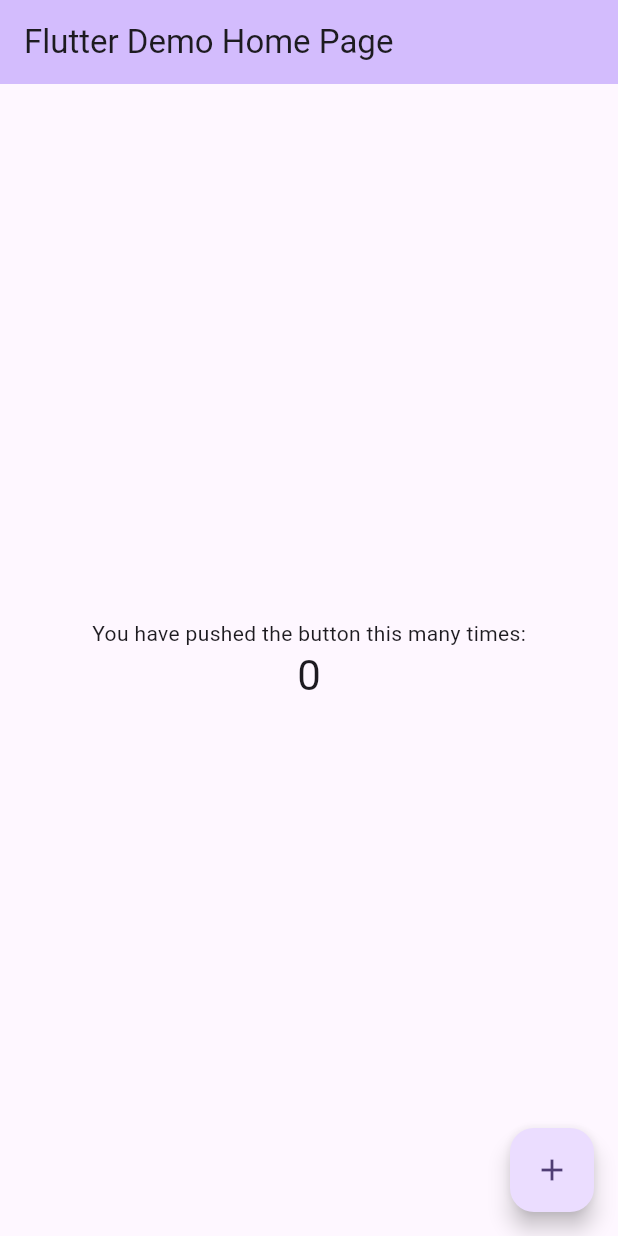
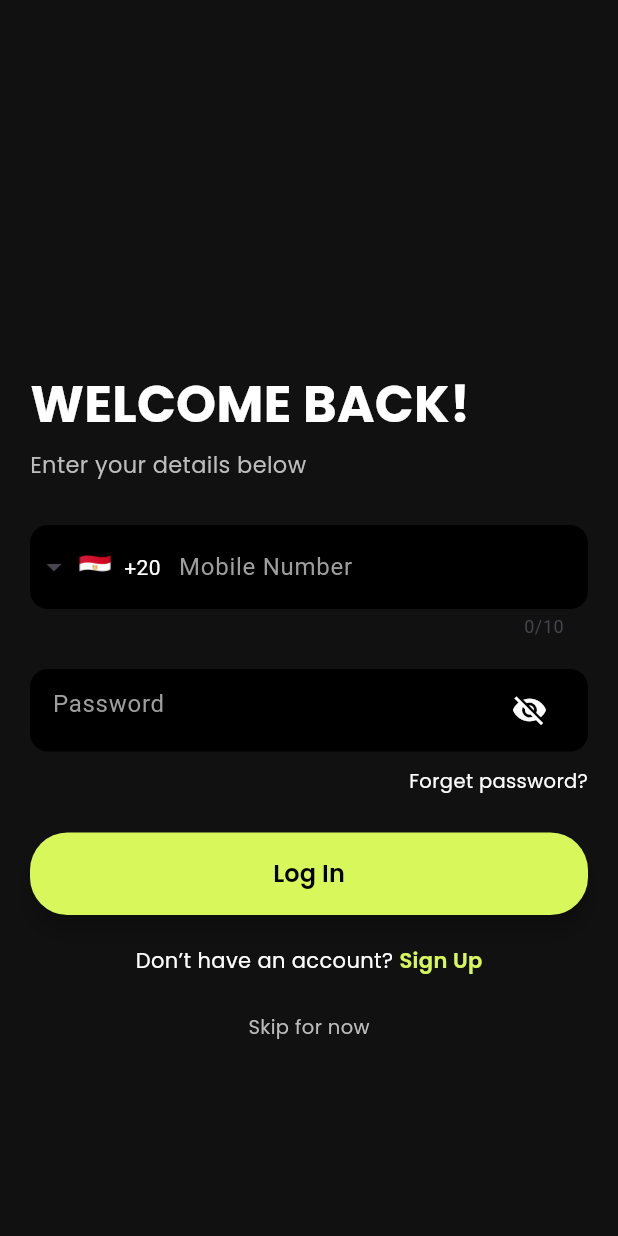
Before and after one commit to BENSAMEH/graduation_project, a Flutter app: the screen it shows after launch, on a phone screen of 412 x 824 dp. Run offline on Flutter 3.47's test engine with Material 3 defaults, Android fonts, the phone set to English and light mode, and no system bars; drawn by our look-alikes of intl_phone_field; our stand-ins replace google_fonts.

Commit message:
finished login screen ui 1

```diff
--- a/lib/main.dart
+++ b/lib/main.dart
@@ -1,122 +1,6 @@
 import 'package:flutter/material.dart';
+import 'package:graduation_project/screens/login_screen.dart';
 
 void main() {
-  runApp(const MyApp());
+  runApp(MaterialApp(debugShowCheckedModeBanner: false,home: LoginScreen(),));
 }
-
-class MyApp extends StatelessWidget {
-  const MyApp({super.key});
-
-  // This widget is the root of your application.
-  @override
-  Widget build(BuildContext context) {
-    return MaterialApp(
-      title: 'Flutter Demo',
-      theme: ThemeData(
-        // This is the theme of your application.
-        //
-        // TRY THIS: Try running your application with "flutter run". You'll see
-        // the application has a purple toolbar. Then, without quitting the app,
-        // try changing the seedColor in the colorScheme below to Colors.green
-        // and then invoke "hot reload" (save your changes or press the "hot
-        // reload" button in a Flutter-supported IDE, or press "r" if you used
-        // the command line to start the app).
-        //
-        // Notice that the counter didn't reset back to zero; the application
-        // state is not lost during the reload. To reset the state, use hot
-        // restart instead.
-        //
-        // This works for code too, not just values: Most code changes can be
-        // tested with just a hot reload.
-        colorScheme: ColorScheme.fromSeed(seedColor: Colors.deepPurple),
-      ),
-      home: const MyHomePage(title: 'Flutter Demo Home Page'),
-    );
-  }
-}
-
-class MyHomePage extends StatefulWidget {
-  const MyHomePage({super.key, required this.title});
-
-  // This widget is the home page of your application. It is stateful, meaning
-  // that it has a State object (defined below) that contains fields that affect
-  // how it looks.
-
-  // This class is the configuration for the state. It holds the values (in this
-  // case the title) provided by the parent (in this case the App widget) and
-  // used by the build method of the State. Fields in a Widget subclass are
-  // always marked "final".
-
-  final String title;
-
-  @override
-  State<MyHomePage> createState() => _MyHomePageState();
-}
-
-class _MyHomePageState extends State<MyHomePage> {
-  int _counter = 0;
-
-  void _incrementCounter() {
-    setState(() {
-      // This call to setState tells the Flutter framework that something has
-      // changed in this State, which causes it to rerun the build method below
-      // so that the display can reflect the updated values. If we changed
-      // _counter without calling setState(), then the build method would not be
-      // called again, and so nothing would appear to happen.
-      _counter++;
-    });
-  }
-
-  @override
-  Widget build(BuildContext context) {
-    // This method is rerun every time setState is called, for instance as done
-    // by the _incrementCounter method above.
-    //
-    // The Flutter framework has been optimized to make rerunning build methods
-    // fast, so that you can just rebuild anything that needs updating rather
-    // than having to individually change instances of widgets.
-    return Scaffold(
-      appBar: AppBar(
-        // TRY THIS: Try changing the color here to a specific color (to
-        // Colors.amber, perhaps?) and trigger a hot reload to see the AppBar
-        // change color while the other colors stay the same.
-        backgroundColor: Theme.of(context).colorScheme.inversePrimary,
-        // Here we take the value from the MyHomePage object that was created by
-        // the App.build method, and use it to set our appbar title.
-        title: Text(widget.title),
-      ),
-      body: Center(
-        // Center is a layout widget. It takes a single child and positions it
-        // in the middle of the parent.
-        child: Column(
-          // Column is also a layout widget. It takes a list of children and
-          // arranges them vertically. By default, it sizes itself to fit its
-          // children horizontally, and tries to be as tall as its parent.
-          //
-          // Column has various properties to control how it sizes itself and
-          // how it positions its children. Here we use mainAxisAlignment to
-          // center the children vertically; the main axis here is the vertical
-          // axis because Columns are vertical (the cross axis would be
-          // horizontal).
-          //
-          // TRY THIS: Invoke "debug painting" (choose the "Toggle Debug Paint"
-          // action in the IDE, or press "p" in the console), to see the
-          // wireframe for each widget.
-          mainAxisAlignment: MainAxisAlignment.center,
-          children: <Widget>[
-            const Text('You have pushed the button this many times:'),
-            Text(
-              '$_counter',
-              style: Theme.of(context).textTheme.headlineMedium,
-            ),
-          ],
-        ),
-      ),
-      floatingActionButton: FloatingActionButton(
-        onPressed: _incrementCounter,
-        tooltip: 'Increment',
-        child: const Icon(Icons.add),
-      ), // This trailing comma makes auto-formatting nicer for build methods.
-    );
-  }
-}
--- /dev/null
+++ b/lib/screens/login_screen.dart
@@ -0,0 +1,190 @@
+import 'package:flutter/material.dart';
+import 'package:google_fonts/google_fonts.dart';
+import 'package:intl_phone_field/intl_phone_field.dart';
+
+class LoginScreen extends StatefulWidget {
+  const LoginScreen({Key? key}) : super(key: key);
+
+  @override
+  State<LoginScreen> createState() => _LoginScreenState();
+}
+
+class _LoginScreenState extends State<LoginScreen> {
+  bool _obscurePassword = true;
+
+  @override
+  Widget build(BuildContext context) {
+    return Scaffold(
+      backgroundColor: const Color(0xFF111111), // dark background
+      body: SafeArea(
+        child: SingleChildScrollView(
+          padding: const EdgeInsets.symmetric(horizontal: 20, vertical: 20),
+          child: Column(mainAxisAlignment: MainAxisAlignment.center,
+            crossAxisAlignment: CrossAxisAlignment.start,
+            children: [SizedBox(height: 200,)
+              // --- Top Image ---
+              // ClipRRect(
+              //   borderRadius: BorderRadius.circular(20),
+              //   child: Image.asset(
+              //     'assets/images/login_header.jpg', // replace with your image
+              //     height: 180,
+              //     width: double.infinity,
+              //     fit: BoxFit.cover,
+              //   ),
+              // ),
+              ,const SizedBox(height: 25),
+
+              // --- Title ---
+              Text(
+                'WELCOME BACK!',
+                style: GoogleFonts.poppins(
+                  fontSize: 34,
+                  fontWeight: FontWeight.bold,
+                  color: Colors.white,
+                ),
+              ),
+              const SizedBox(height: 5),
+              Text(
+                'Enter your details below',
+                style: GoogleFonts.poppins(
+                  fontSize: 15,
+                  color: Colors.grey.shade400,
+                ),
+              ),
+              const SizedBox(height: 30),
+
+              // --- Phone Number Field ---
+              IntlPhoneField(
+                decoration: InputDecoration(
+                  filled: true,
+                  fillColor: Colors.black,
+                  hintText: 'Mobile Number',
+                  hintStyle: const TextStyle(color: Colors.grey),
+                  border: OutlineInputBorder(
+                    borderRadius: BorderRadius.circular(12),
+                    borderSide: BorderSide.none,
+                  ),
+                ),
+                style: const TextStyle(color: Colors.white),
+                dropdownTextStyle: const TextStyle(color: Colors.white),
+                cursorColor: Colors.white,
+                initialCountryCode: 'EG',
+                onChanged: (phone) {
+                  print(phone.completeNumber); // e.g. +201032004130
+                },
+                onCountryChanged: (country) {
+                  print('Country changed to: ${country.name}');
+                },
+              ),
+              const SizedBox(height: 20),
+
+              // --- Password Field ---
+              Container(
+                height: 55,
+                decoration: BoxDecoration(
+                  color: Colors.black,
+                  borderRadius: BorderRadius.circular(12),
+                ),
+                padding: const EdgeInsets.symmetric(horizontal: 15),
+                child: Center(
+                  child: TextField(
+                    obscureText: _obscurePassword,
+                    style: const TextStyle(color: Colors.white),
+                    decoration: InputDecoration(
+                      border: InputBorder.none,
+                      hintText: 'Password',
+                      hintStyle: TextStyle(color: Colors.grey.shade500),
+                      suffixIcon: IconButton(
+                        icon: Icon(
+                          _obscurePassword
+                              ? Icons.visibility_off
+                              : Icons.visibility,
+                          color: Colors.white,
+                        ),
+                        onPressed: () {
+                          setState(() {
+                            _obscurePassword = !_obscurePassword;
+                          });
+                        },
+                      ),
+                    ),
+                  ),
+                ),
+              ),
+              const SizedBox(height: 10),
+
+              // --- Forget Password ---
+              Align(
+                alignment: Alignment.centerRight,
+                child: Text(
+                  'Forget password?',
+                  style: GoogleFonts.poppins(
+                    color: Colors.white,
+                    fontSize: 13,
+                  ),
+                ),
+              ),
+              const SizedBox(height: 25),
+
+              // --- Log In Button ---
+              SizedBox(
+                width: double.infinity,
+                height: 55,
+                child: ElevatedButton(
+                  onPressed: () {},
+                  style: ElevatedButton.styleFrom(
+                    backgroundColor: const Color(0xFFD7F75B),
+                    shape: RoundedRectangleBorder(
+                      borderRadius: BorderRadius.circular(25),
+                    ),
+                    shadowColor: Colors.black,
+                    elevation: 6,
+                  ),
+                  child: Text(
+                    'Log In',
+                    style: GoogleFonts.poppins(
+                      fontSize: 16,
+                      fontWeight: FontWeight.w600,
+                      color: Colors.black,
+                    ),
+                  ),
+                ),
+              ),
+              const SizedBox(height: 20),
+
+              // --- Sign Up ---
+              Row(
+                mainAxisAlignment: MainAxisAlignment.center,
+                children: [
+                  Text(
+                    "Don’t have an account? ",
+                    style: GoogleFonts.poppins(color: Colors.white),
+                  ),
+                  Text(
+                    "Sign Up",
+                    style: GoogleFonts.poppins(
+                      color: const Color(0xFFD7F75B),
+                      fontWeight: FontWeight.w600,
+                    ),
+                  ),
+                ],
+              ),
+              const SizedBox(height: 25),
+
+              // --- Skip ---
+              Center(
+                child: Text(
+                  'Skip for now',
+                  style: GoogleFonts.poppins(
+                    color: Colors.grey.shade400,
+                    fontSize: 13,
+                  ),
+                ),
+              ),
+            ],
+          ),
+        ),
+      ),
+    );
+  }
+}
--- a/pubspec.yaml
+++ b/pubspec.yaml
@@ -34,6 +34,8 @@ dependencies:
   # The following adds the Cupertino Icons font to your application.
   # Use with the CupertinoIcons class for iOS style icons.
   cupertino_icons: ^1.0.8
+  google_fonts: ^6.3.2
+  intl_phone_field: ^3.2.0
 
 dev_dependencies:
   flutter_test:
```
Also changed, not shown: pubspec.lock, 2 other files.
